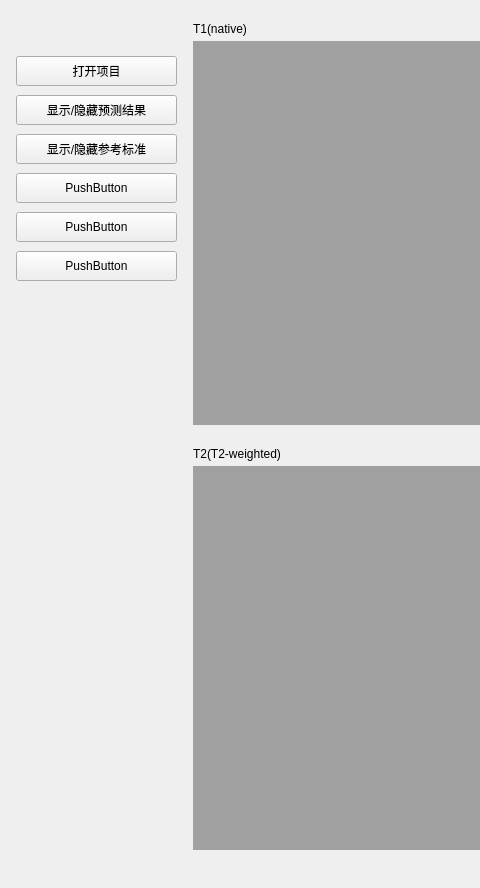
Above: mainwindow.ui from DLwbm123/OCMIST before the change; both pictures show x 0 to 480 and y 0 to 888 of the 1024 by 888 pixel window. Below: the same form after it.
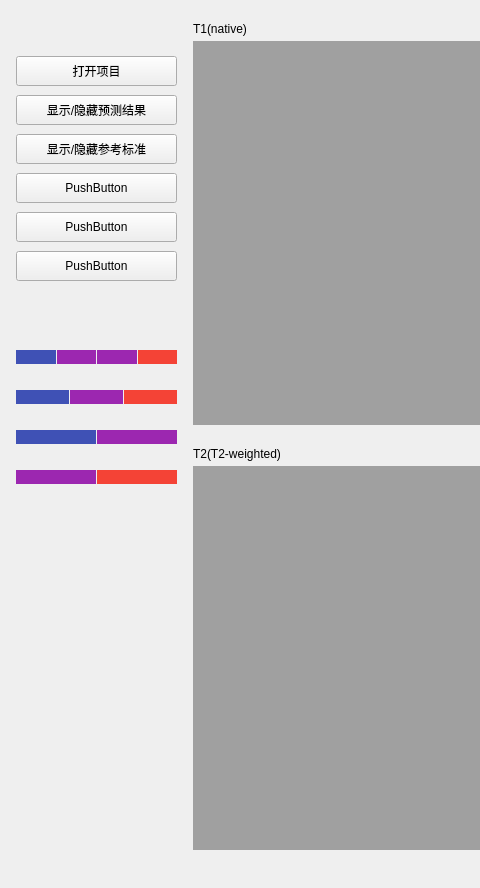
That is the form after the change. Custom widgets are drawn as their Qt base class.

Commit message: :hamburger: 绘制四种评价指标的可视化

Diff of the .ui file:
```diff
--- a/mainwindow.ui
+++ b/mainwindow.ui
@@ -214,6 +214,230 @@
            </property>
           </spacer>
          </item>
+         <item>
+          <widget class="QWidget" name="container_score" native="true">
+           <layout class="QVBoxLayout" name="_2">
+            <property name="leftMargin">
+             <number>0</number>
+            </property>
+            <property name="topMargin">
+             <number>0</number>
+            </property>
+            <property name="rightMargin">
+             <number>0</number>
+            </property>
+            <property name="bottomMargin">
+             <number>0</number>
+            </property>
+            <item>
+             <widget class="QLabel" name="label_dice">
+              <property name="text">
+               <string/>
+              </property>
+             </widget>
+            </item>
+            <item>
+             <layout class="QHBoxLayout" name="bar_dice">
+              <property name="spacing">
+               <number>1</number>
+              </property>
+              <property name="leftMargin">
+               <number>0</number>
+              </property>
+              <property name="topMargin">
+               <number>0</number>
+              </property>
+              <item>
+               <widget class="QLabel" name="label_dice1">
+                <property name="styleSheet">
+                 <string notr="true">background-color: #3f51b5;</string>
+                </property>
+                <property name="text">
+                 <string/>
+                </property>
+               </widget>
+              </item>
+              <item>
+               <widget class="QLabel" name="label_dice2">
+                <property name="styleSheet">
+                 <string notr="true">background-color: #9c27b0 ;</string>
+                </property>
+                <property name="text">
+                 <string/>
+                </property>
+               </widget>
+              </item>
+              <item>
+               <widget class="QLabel" name="label_dice3">
+                <property name="styleSheet">
+                 <string notr="true">background-color: #9c27b0 ;</string>
+                </property>
+                <property name="text">
+                 <string/>
+                </property>
+               </widget>
+              </item>
+              <item>
+               <widget class="QLabel" name="label_dice4">
+                <property name="styleSheet">
+                 <string notr="true">background-color: #f44336;</string>
+                </property>
+                <property name="text">
+                 <string/>
+                </property>
+               </widget>
+              </item>
+             </layout>
+            </item>
+            <item>
+             <widget class="QLabel" name="label_jaccard">
+              <property name="text">
+               <string/>
+              </property>
+             </widget>
+            </item>
+            <item>
+             <layout class="QHBoxLayout" name="bar_jaccard">
+              <property name="spacing">
+               <number>1</number>
+              </property>
+              <property name="topMargin">
+               <number>0</number>
+              </property>
+              <property name="rightMargin">
+               <number>0</number>
+              </property>
+              <item>
+               <widget class="QLabel" name="label_jaccard1">
+                <property name="styleSheet">
+                 <string notr="true">background-color: #3f51b5;</string>
+                </property>
+                <property name="text">
+                 <string/>
+                </property>
+               </widget>
+              </item>
+              <item>
+               <widget class="QLabel" name="label_jaccard2">
+                <property name="styleSheet">
+                 <string notr="true">background-color: #9c27b0 ;</string>
+                </property>
+                <property name="text">
+                 <string/>
+                </property>
+               </widget>
+              </item>
+              <item>
+               <widget class="QLabel" name="label_jaccard4">
+                <property name="styleSheet">
+                 <string notr="true">background-color: #f44336;</string>
+                </property>
+                <property name="text">
+                 <string/>
+                </property>
+               </widget>
+              </item>
+             </layout>
+            </item>
+            <item>
+             <widget class="QLabel" name="label_precision">
+              <property name="text">
+               <string/>
+              </property>
+             </widget>
+            </item>
+            <item>
+             <layout class="QHBoxLayout" name="bar_precision">
+              <property name="spacing">
+               <number>1</number>
+              </property>
+              <property name="topMargin">
+               <number>0</number>
+              </property>
+              <property name="rightMargin">
+               <number>0</number>
+              </property>
+              <item>
+               <widget class="QLabel" name="label_precision1">
+                <property name="styleSheet">
+                 <string notr="true">background-color: #3f51b5;</string>
+                </property>
+                <property name="text">
+                 <string/>
+                </property>
+               </widget>
+              </item>
+              <item>
+               <widget class="QLabel" name="label_precision2">
+                <property name="styleSheet">
+                 <string notr="true">background-color: #9c27b0 ;</string>
+                </property>
+                <property name="text">
+                 <string/>
+                </property>
+               </widget>
+              </item>
+             </layout>
+            </item>
+            <item>
+             <widget class="QLabel" name="label_recall">
+              <property name="text">
+               <string/>
+              </property>
+             </widget>
+            </item>
+            <item>
+             <layout class="QHBoxLayout" name="bar_recall">
+              <property name="spacing">
+               <number>1</number>
+              </property>
+              <property name="topMargin">
+               <number>0</number>
+              </property>
+              <property name="rightMargin">
+               <number>0</number>
+              </property>
+              <item>
+               <widget class="QLabel" name="label_recall2">
+                <property name="styleSheet">
+                 <string notr="true">background-color: #9c27b0 ;</string>
+                </property>
+                <property name="text">
+                 <string/>
+                </property>
+               </widget>
+              </item>
+              <item>
+               <widget class="QLabel" name="label_recall4">
+                <property name="styleSheet">
+                 <string notr="true">background-color: #f44336;</string>
+                </property>
+                <property name="text">
+                 <string/>
+                </property>
+               </widget>
+              </item>
+             </layout>
+            </item>
+           </layout>
+          </widget>
+         </item>
+         <item>
+          <spacer name="verticalSpacer_4">
+           <property name="orientation">
+            <enum>Qt::Vertical</enum>
+           </property>
+           <property name="sizeType">
+            <enum>QSizePolicy::Fixed</enum>
+           </property>
+           <property name="sizeHint" stdset="0">
+            <size>
+             <width>20</width>
+             <height>40</height>
+            </size>
+           </property>
+          </spacer>
+         </item>
          <item>
           <widget class="QLabel" name="label_slice">
            <property name="focusPolicy">
@@ -224,13 +448,6 @@
            </property>
           </widget>
          </item>
-         <item>
-          <widget class="QLabel" name="label_dice">
-           <property name="text">
-            <string/>
-           </property>
-          </widget>
-         </item>
          <item>
           <spacer name="verticalSpacer">
            <property name="orientation">
```
Left out of the diff: 3 changed lines with no effect on the pictures. The commit also changes 2 other files.
